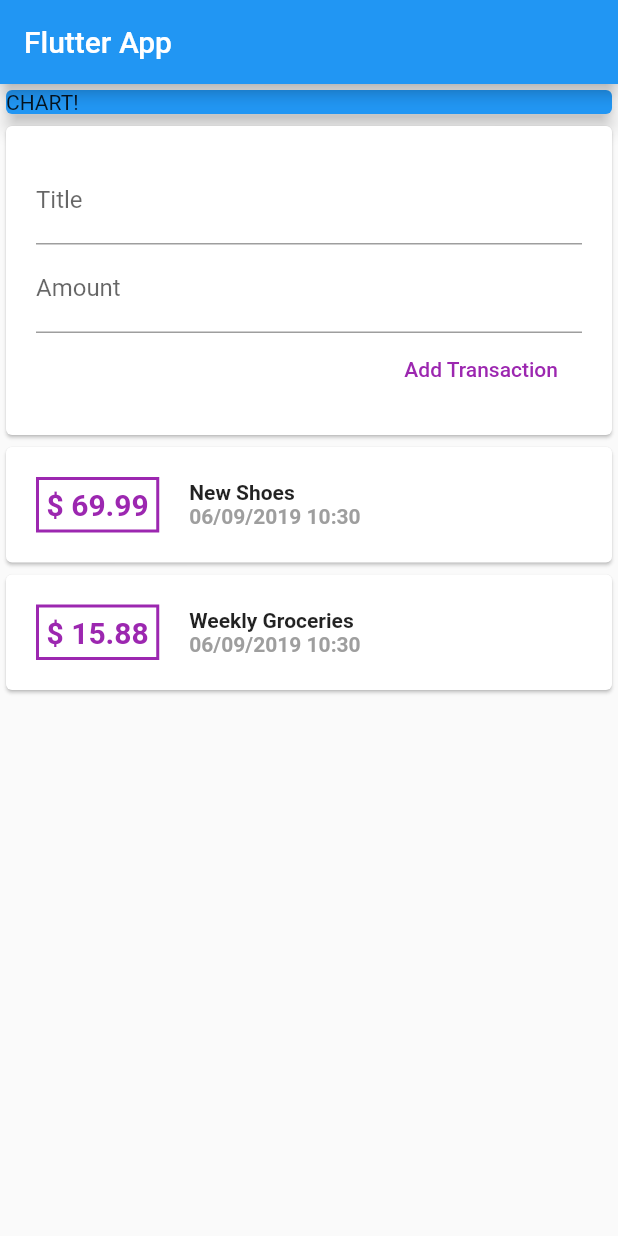
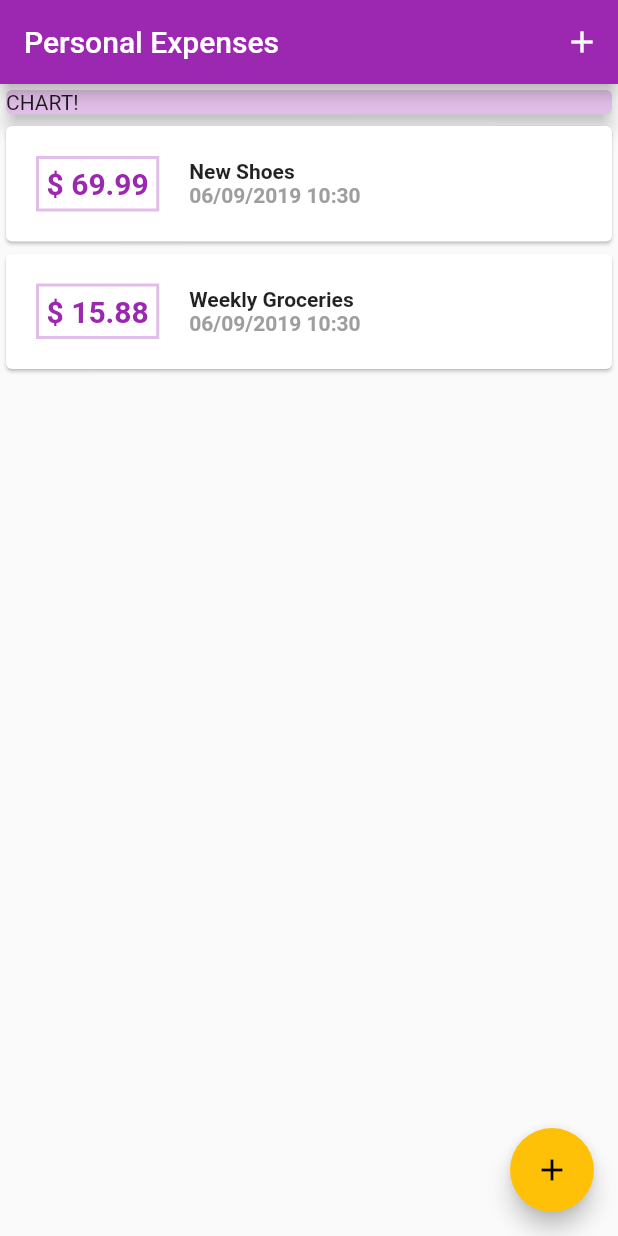
Before and after one commit to mawippel/personal-expenses-app, a Flutter app: the screen it shows after launch, on a phone screen of 412 x 824 dp. Run offline on Flutter 3.47's test engine with Material 2 defaults, Android fonts, the phone set to English and light mode, and no system bars.

Commit message:
feat: ThemeData and fonts

```diff
--- a/lib/main.dart
+++ b/lib/main.dart
@@ -1,5 +1,7 @@
 import 'package:flutter/material.dart';
-import 'package:personal_expenses_app/widgets/transactions_wrapper.dart';
+import 'package:personal_expenses_app/widgets/new_transaction.dart';
+import 'package:personal_expenses_app/widgets/transaction_list.dart';
+import 'package:personal_expenses_app/model/transaction.dart';
 
 void main() => runApp(MyApp());
 
@@ -7,32 +9,95 @@ class MyApp extends StatelessWidget {
   @override
   Widget build(BuildContext context) {
     return MaterialApp(
-      title: 'Flutter App',
+      title: 'Personal Expenses',
       home: MyHomePage(),
+      theme: ThemeData(
+        primarySwatch: Colors.purple,
+        accentColor: Colors.amber
+      ),
     );
   }
 }
 
-class MyHomePage extends StatelessWidget {
+class MyHomePage extends StatefulWidget {
+  @override
+  _MyHomePageState createState() => _MyHomePageState();
+}
+
+class _MyHomePageState extends State<MyHomePage> {
+  final List<Transaction> _transactions = [
+    Transaction(
+      id: 't1',
+      title: 'New Shoes',
+      amount: 69.99,
+      date: DateTime.now(),
+    ),
+    Transaction(
+      id: 't2',
+      title: 'Weekly Groceries',
+      amount: 15.88,
+      date: DateTime.now(),
+    ),
+  ];
+
+  void _addTransaction(String title, double amount) {
+    final newTx = new Transaction(
+      id: '',
+      title: title,
+      amount: amount,
+      date: DateTime.now(),
+    );
+    setState(() {
+      _transactions.add(newTx);
+    });
+  }
+
+  void _startAddNewTransaction(BuildContext ctx) {
+    showModalBottomSheet(
+        context: ctx,
+        builder: (_) {
+          return GestureDetector(
+            onTap: () {},
+            child: NewTransaction(txAdder: _addTransaction),
+            behavior: HitTestBehavior.opaque,
+          );
+        });
+  }
+
   @override
   Widget build(BuildContext context) {
     return Scaffold(
       appBar: AppBar(
-        title: Text('Flutter App'),
+        title: Text('Personal Expenses'),
+        actions: <Widget>[
+          IconButton(
+            icon: Icon(Icons.add),
+            onPressed: () => _startAddNewTransaction(context),
           ),
-      body: Column(
+        ],
+      ),
+      body: SingleChildScrollView(
+        child: Column(
           children: <Widget>[
             Container(
               width: double.infinity,
               child: Card(
-              color: Colors.blue,
+                color: Theme.of(context).primaryColorLight,
                 child: Text('CHART!'),
                 elevation: 5,
               ),
             ),
-          TransactionsWrapper(),
+            TransactionList(
+              transactions: _transactions,
+            ),
           ],
         ),
+      ),
+      floatingActionButton: FloatingActionButton(
+        child: Icon(Icons.add),
+        onPressed: () => _startAddNewTransaction(context),
+      ),
+      floatingActionButtonLocation: FloatingActionButtonLocation.endFloat,
     );
   }
 }
--- a/lib/widgets/transaction_list.dart
+++ b/lib/widgets/transaction_list.dart
@@ -23,7 +23,7 @@ class TransactionList extends StatelessWidget {
                   padding: EdgeInsets.all(5),
                   decoration: BoxDecoration(
                     border: Border.all(
-                      color: Colors.purple,
+                      color: Theme.of(context).primaryColorLight,
                       width: 2,
                     ),
                   ),
@@ -32,7 +32,7 @@ class TransactionList extends StatelessWidget {
                     style: TextStyle(
                       fontWeight: FontWeight.bold,
                       fontSize: 20,
-                      color: Colors.purple,
+                      color: Theme.of(context).primaryColor,
                     ),
                   ),
                 ),
--- a/lib/widgets/transactions_wrapper.dart
+++ /dev/null
@@ -1,54 +0,0 @@
-import 'package:flutter/material.dart';
-import 'package:personal_expenses_app/model/transaction.dart';
-import 'package:personal_expenses_app/widgets/new_transaction.dart';
-import 'package:personal_expenses_app/widgets/transaction_list.dart';
-
-class TransactionsWrapper extends StatefulWidget {
-  TransactionsWrapper({Key key}) : super(key: key);
-
-  _TransactionsWrapperState createState() => _TransactionsWrapperState();
-}
-
-class _TransactionsWrapperState extends State<TransactionsWrapper> {
-  final List<Transaction> _transactions = [
-    Transaction(
-      id: 't1',
-      title: 'New Shoes',
-      amount: 69.99,
-      date: DateTime.now(),
-    ),
-    Transaction(
-      id: 't2',
-      title: 'Weekly Groceries',
-      amount: 15.88,
-      date: DateTime.now(),
-    ),
-  ];
-
-  void _addTransaction(String title, double amount) {
-    final newTx = new Transaction(
-        id: '',
-        title: title,
-        amount: amount,
-        date: DateTime.now());
-    setState(() {
-      _transactions.add(newTx);
-    });
-  }
-
-  @override
-  Widget build(BuildContext context) {
-    return Container(
-      child: Column(
-        children: <Widget>[
-          NewTransaction(
-            txAdder: _addTransaction,
-          ),
-          TransactionList(
-            transactions: _transactions,
-          ),
-        ],
-      ),
-    );
-  }
-}
```
Also changed, not shown: lib/widgets/new_transaction.dart (+13 -5 lines), pubspec.yaml (+11 -6 lines), assets/fonts/OpenSans-Bold.ttf (added), assets/fonts/OpenSans-Regular.ttf (added), assets/fonts/Quicksand-Bold.ttf (added), assets/fonts/Quicksand-Light.ttf (added), assets/fonts/Quicksand-Medium.ttf (added), assets/fonts/Quicksand-Regular.ttf (added). Lines whose indentation alone changed are shown as unchanged.
